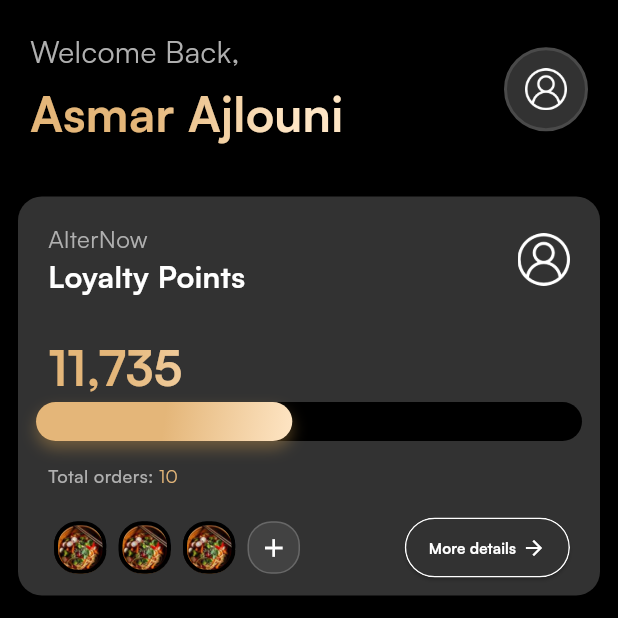
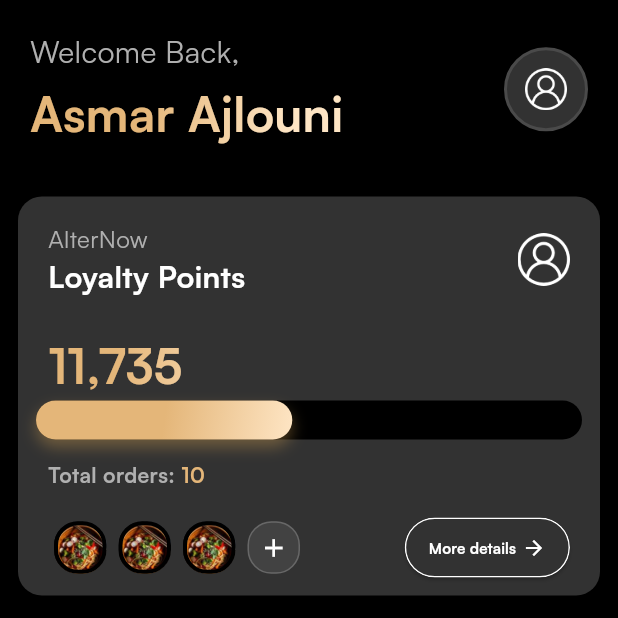
Before and after one commit to Garfend/technical_assesment, a Flutter app: the screen it shows after launch, on a phone screen of 412 x 824 dp, the top half of it. Run offline on Flutter 3.47's test engine with Material 3 defaults, Android fonts, the phone set to English and light mode, and no system bars; our stand-ins replace device_preview, equatable, go_router.

Commit message:
increate boldness and foint size for both label and gold label

```diff
--- a/lib/app/theme/app_text_styles.dart
+++ b/lib/app/theme/app_text_styles.dart
@@ -35,8 +35,8 @@ class AppTextStyles {
   // Loyalty Card
   static const TextStyle cardLabel = TextStyle(
     fontFamily: 'Satoshi',
-    fontSize: 12,
-    fontWeight: FontWeight.w500,
+    fontSize: 14,
+    fontWeight: FontWeight.w600,
     color: AppColors.textSecondary,
   );
 
@@ -56,8 +56,8 @@ class AppTextStyles {
 
   static const TextStyle cardLabelGold = TextStyle(
     fontFamily: 'Satoshi',
-    fontSize: 12,
-    fontWeight: FontWeight.w400,
+    fontSize: 14,
+    fontWeight: FontWeight.w600,
     color: AppColors.badgeGold,
   );
 
```
